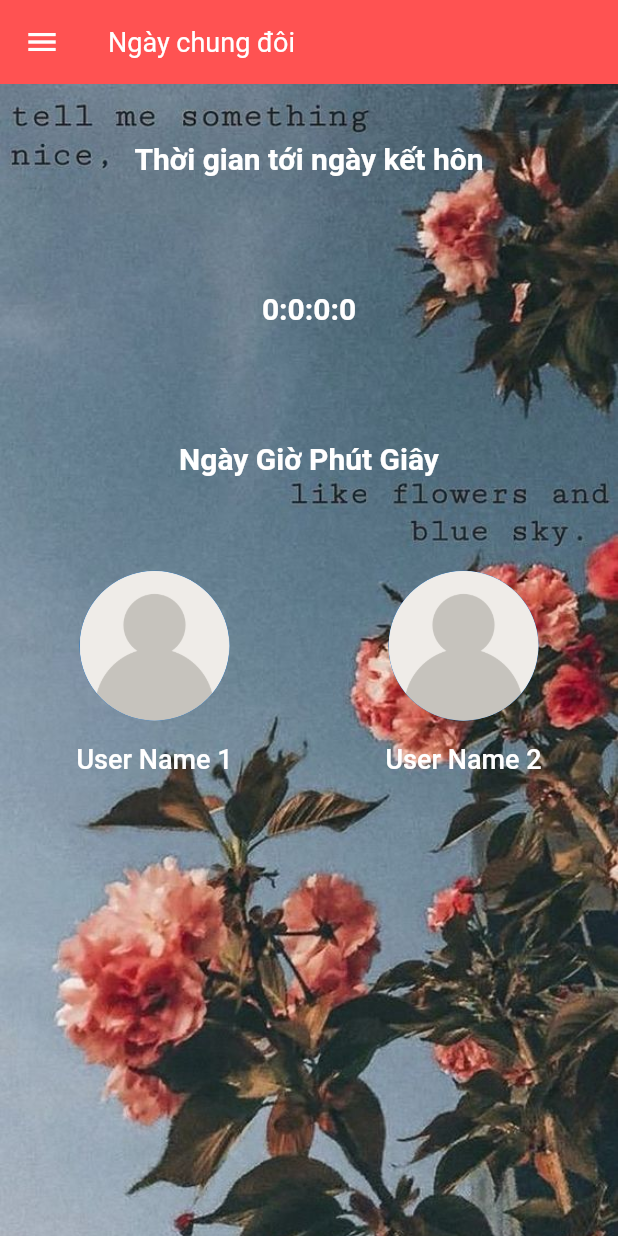
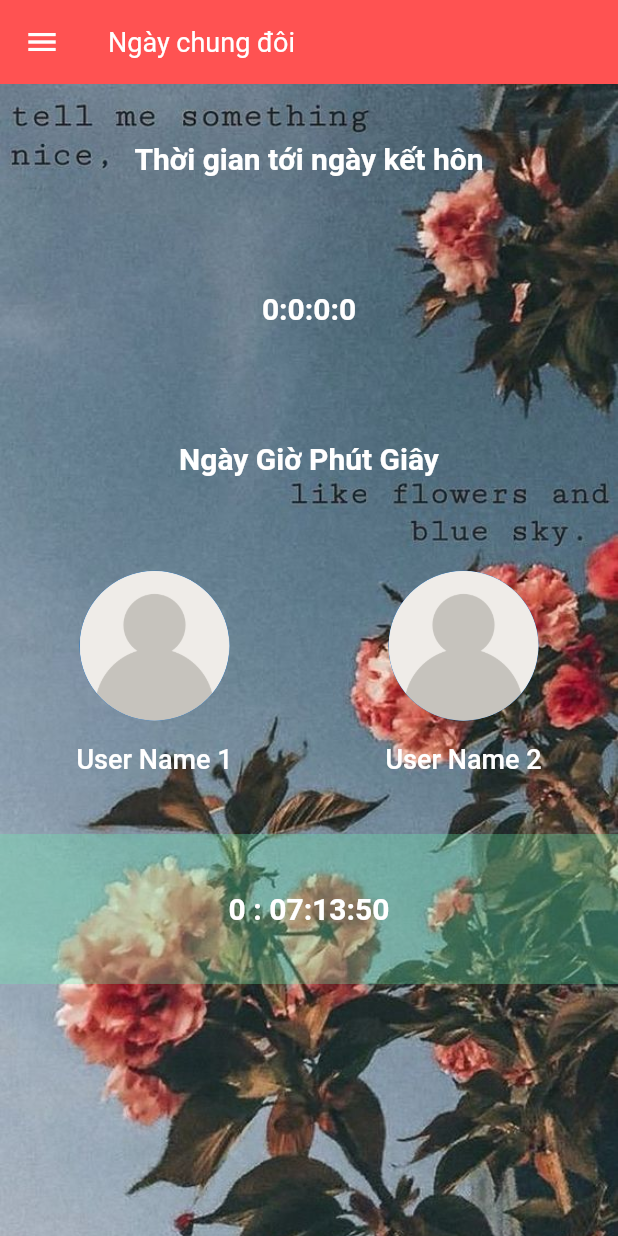
Before and after one commit to ndtam273/OurWedding, a Flutter app: the first screen one second after launch, on a phone screen of 412 x 824 dp. Run offline on Flutter 3.47's test engine with Material 2 defaults, Android fonts, the phone set to English and light mode, and no system bars; our stand-ins replace shared_preferences; Roboto replaces fonts that are missing (Muli).

Commit message:
Test Count

```diff
--- a/lib/screens/CountDownScreen/components/body.dart
+++ b/lib/screens/CountDownScreen/components/body.dart
@@ -3,6 +3,8 @@ import 'package:flutter/material.dart';
 import './avatar_username_item.dart';
 import './infomation_item.dart';
 import './infomation_datetime.dart';
+
+import './test_count_down.dart';
 
 class Body extends StatelessWidget {
   @override
@@ -42,6 +44,7 @@ class Body extends StatelessWidget {
                 ],
               ),
             ),
+            TestCountDown(),
           ],
         ),
       ),
--- /dev/null
+++ b/lib/screens/CountDownScreen/components/test_count_down.dart
@@ -0,0 +1,36 @@
+import 'package:flutter/material.dart';
+import 'package:intl/intl.dart';
+
+class TestCountDown extends StatelessWidget {
+  // int estimateTs = DateTime.now().millisecondsSinceEpoch;
+  int estimateTs = DateTime(2021, 3, 1, 17, 43, 50)
+      .millisecondsSinceEpoch; // set needed date
+
+  @override
+  Widget build(BuildContext context) {
+    return Container(
+      height: 100,
+      child: StreamBuilder(
+        stream: Stream.periodic(Duration(seconds: 1), (i) => i),
+        builder: (BuildContext context, AsyncSnapshot<int> snapshot) {
+          DateFormat format = DateFormat('HH:mm:ss');
+          int now = DateTime.now().millisecondsSinceEpoch;
+          Duration remaining = Duration(milliseconds: estimateTs - now);
+          var dateString =
+              '${remaining.inDays} : ${format.format(DateTime.fromMillisecondsSinceEpoch(remaining.inMilliseconds))}';
+          return Container(
+            color: Colors.greenAccent.withOpacity(0.3),
+            alignment: Alignment.center,
+            child: Text(
+              remaining.inMilliseconds <= 0 ? 'Stop' : dateString,
+              style: TextStyle(
+                fontWeight: FontWeight.bold,
+                fontSize: 20,
+              ),
+            ),
+          );
+        },
+      ),
+    );
+  }
+}
```
Also changed, not shown: lib/screens/CountDownScreen/components/infomation_datetime.dart (+41 -1 lines), 1 other file.
